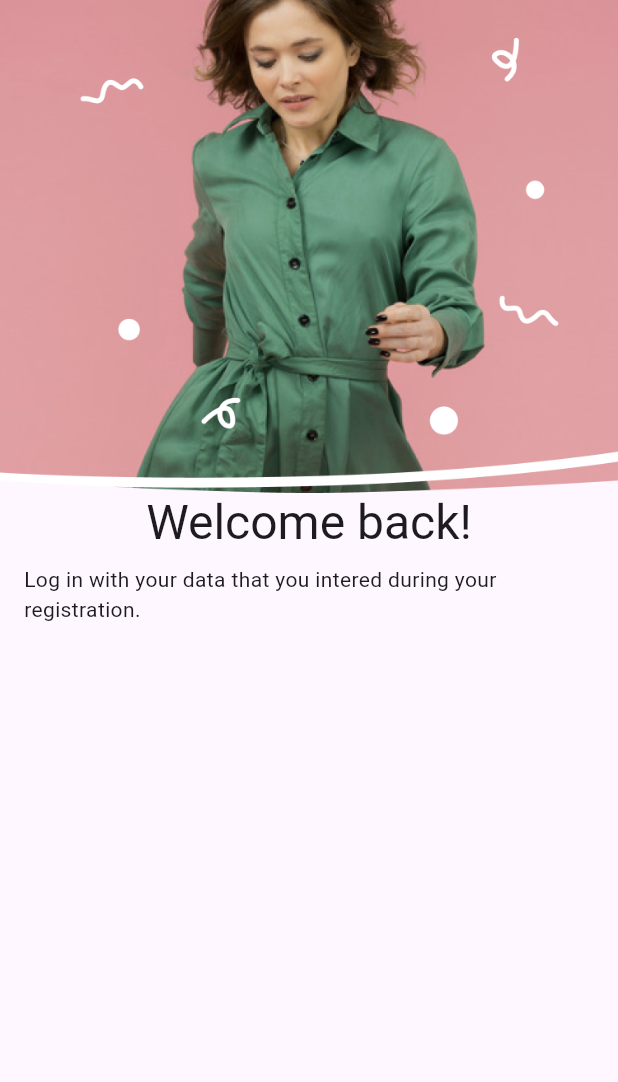
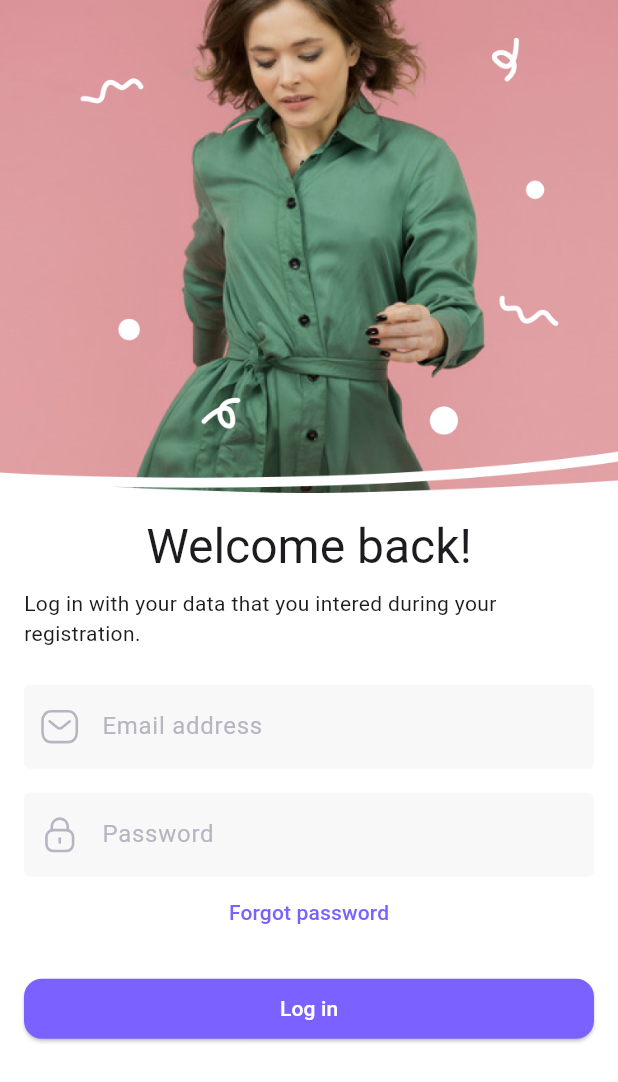
Before and after one commit to abuanwar072/Flutter-Study-Jam-GDG-Surabaya, a Flutter app: the screen it shows after launch, on a phone screen of 412 x 824 dp. Shown: the top 1082 px of the screen. Run offline on Flutter 3.47's test engine with Material 3 defaults, Android fonts, the phone set to English and light mode, and no system bars; our stand-ins replace flutter_svg.

Commit message:
signin done

```diff
--- /dev/null
+++ b/lib/auth/components/signin_form.dart
@@ -0,0 +1,70 @@
+import 'package:flutter/material.dart';
+import 'package:flutter_svg/svg.dart';
+
+class SiginForm extends StatelessWidget {
+  const SiginForm({super.key});
+
+  @override
+  Widget build(BuildContext context) {
+    return Form(
+      child: Column(
+        children: [
+          TextFormField(
+            keyboardType: TextInputType.emailAddress,
+            textInputAction: TextInputAction.next,
+            decoration: InputDecoration(
+              hintText: "Email address",
+              prefixIcon: Padding(
+                padding: const EdgeInsets.all(10.0),
+                child: SvgPicture.asset(
+                  "assets/icons/Message.svg",
+                  height: 16,
+                  colorFilter: ColorFilter.mode(
+                    Color(0xFFB8B5C3),
+                    BlendMode.srcIn,
+                  ),
+                ),
+              ),
+            ),
+          ),
+          SizedBox(height: 16),
+          TextFormField(
+            obscureText: true,
+            decoration: InputDecoration(
+              hintText: "Password",
+              prefixIcon: Padding(
+                padding: const EdgeInsets.all(10.0),
+                child: SvgPicture.asset(
+                  "assets/icons/Lock.svg",
+                  height: 16,
+                  colorFilter: ColorFilter.mode(
+                    Color(0xFFB8B5C3),
+                    BlendMode.srcIn,
+                  ),
+                ),
+              ),
+            ),
+          ),
+          TextButton(
+            onPressed: () {},
+            style: TextButton.styleFrom(foregroundColor: Color(0xFF7B61FF)),
+            child: Text("Forgot password"),
+          ),
+          SizedBox(height: 16),
+          ElevatedButton(
+            onPressed: () {},
+            style: ElevatedButton.styleFrom(
+              minimumSize: Size(double.infinity, 40),
+              backgroundColor: Color(0xFF7B61FF),
+              foregroundColor: Colors.white,
+              shape: RoundedRectangleBorder(
+                borderRadius: BorderRadius.all(Radius.circular(12)),
+              ),
+            ),
+            child: Text("Log in"),
+          ),
+        ],
+      ),
+    );
+  }
+}
--- a/lib/auth/signin_screen.dart
+++ b/lib/auth/signin_screen.dart
@@ -1,4 +1,6 @@
 import 'package:flutter/material.dart';
+
+import 'components/signin_form.dart';
 
 class SigninScreen extends StatelessWidget {
   const SigninScreen({super.key});
@@ -6,13 +8,16 @@ class SigninScreen extends StatelessWidget {
   @override
   Widget build(BuildContext context) {
     return Scaffold(
-      body: Column(
+      backgroundColor: Colors.white,
+      body: SingleChildScrollView(
+        child: Column(
           children: [
             Image.asset("assets/images/login_light.png"),
             Padding(
               padding: const EdgeInsets.symmetric(horizontal: 16),
               child: Column(
                 children: [
+                  SizedBox(height: 16),
                   Text(
                     "Welcome back!",
                     style: Theme.of(context).textTheme.headlineLarge,
@@ -21,11 +26,14 @@ class SigninScreen extends StatelessWidget {
                   Text(
                     "Log in with your data that you intered during your registration.",
                   ),
+                  SizedBox(height: 24),
+                  SiginForm(),
                 ],
               ),
             ),
           ],
         ),
+      ),
     );
   }
 }
--- a/lib/main.dart
+++ b/lib/main.dart
@@ -15,6 +15,13 @@ class MyApp extends StatelessWidget {
       title: 'Flutter Demo',
       theme: ThemeData(
         colorScheme: ColorScheme.fromSeed(seedColor: Colors.deepPurple),
+        inputDecorationTheme: InputDecorationTheme(
+          hintStyle: TextStyle(color: Color(0xFFB8B5C3)),
+          filled: true,
+          fillColor: Color(0xFFF8F8F9),
+          enabledBorder: OutlineInputBorder(borderSide: BorderSide.none),
+          focusedBorder: OutlineInputBorder(borderSide: BorderSide.none),
+        ),
       ),
       home: const SigninScreen(),
     );
--- a/pubspec.yaml
+++ b/pubspec.yaml
@@ -13,6 +13,7 @@ dependencies:
     sdk: flutter
 
   cupertino_icons: ^1.0.8
+  flutter_svg: ^2.0.17
 
 dev_dependencies:
   flutter_test:
```
Also changed, not shown: pubspec.lock. Lines whose indentation alone changed are shown as unchanged.
